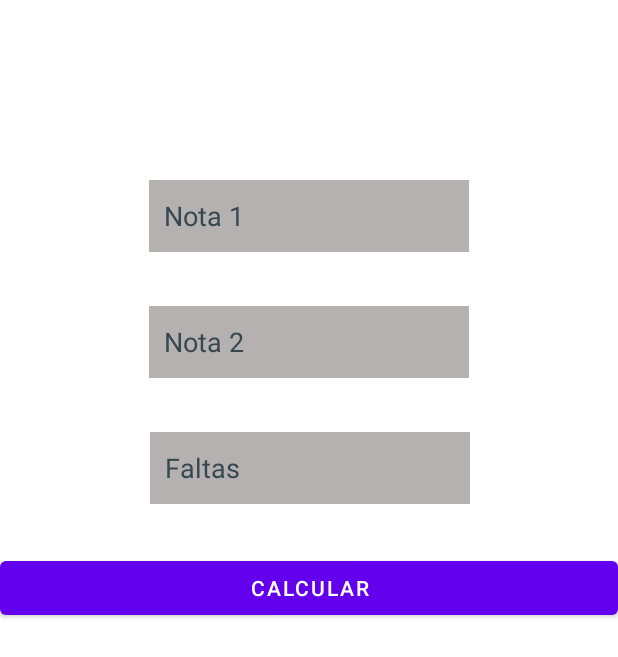
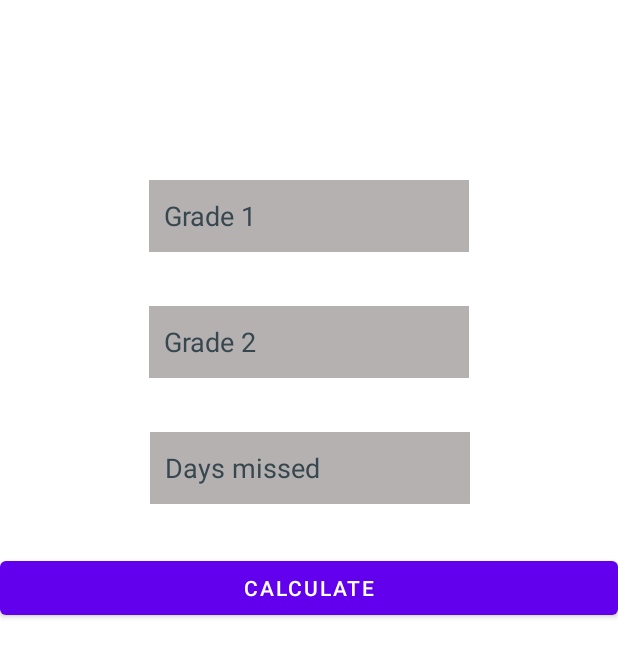
Before and after one commit to danlibs/Grade-Calculator, an Android app: the layout activity_main.xml on its own in the app's theme, with its tools: preview values and no code run, on a phone screen of 412 x 824 dp. Shown: the top 657 px of the screen. Run offline under Robolectric (Android 15) with nearby library versions, the phone set to English and light mode, and no system bars.

Commit message:
Add English locale

```diff
--- a/app/src/main/res/values/strings.xml
+++ b/app/src/main/res/values/strings.xml
@@ -1,10 +1,10 @@
 <resources>
     <string name="app_name">Grade Calculator</string>
-    <string name="grade_1">Nota 1</string>
-    <string name="nota_2">Nota 2</string>
-    <string name="faltas">Faltas</string>
-    <string name="calculate_button">Calcular</string>
-    <string name="student_status">Status de aprovação do aluno.</string>
-    <string name="student_success">Média: %.1f\nSTATUS: Aprovado\nFaltas: %d</string>
-    <string name="student_fail">Média: %.1f\nSTATUS: Reprovado\nFaltas: %d</string>
+    <string name="grade_1">Grade 1</string>
+    <string name="nota_2">Grade 2</string>
+    <string name="faltas">Days missed</string>
+    <string name="calculate_button">Calculate</string>
+    <string name="student_status">Student approval status.</string>
+    <string name="student_success">Average: %.1f\nSTATUS: Approved\nDays missed: %d</string>
+    <string name="student_fail">Average: %.1f\nSTATUS: Reproved\nDays missed: %d</string>
 </resources>
```
Also changed, not shown: 1 other file.
